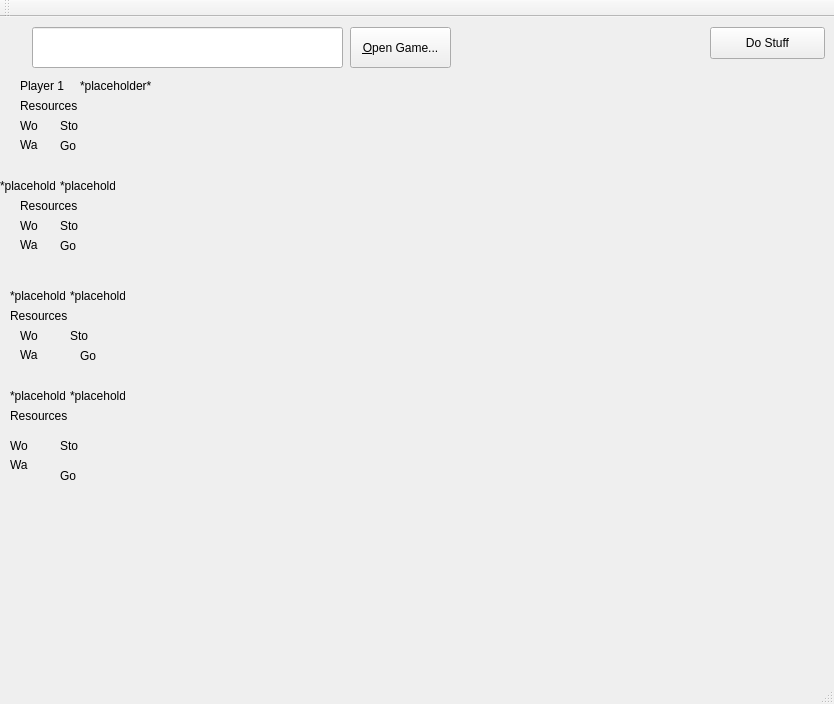
First picture: the form in road_race/roadrace.ui, repository bjuppl/roadrace, before the edit.
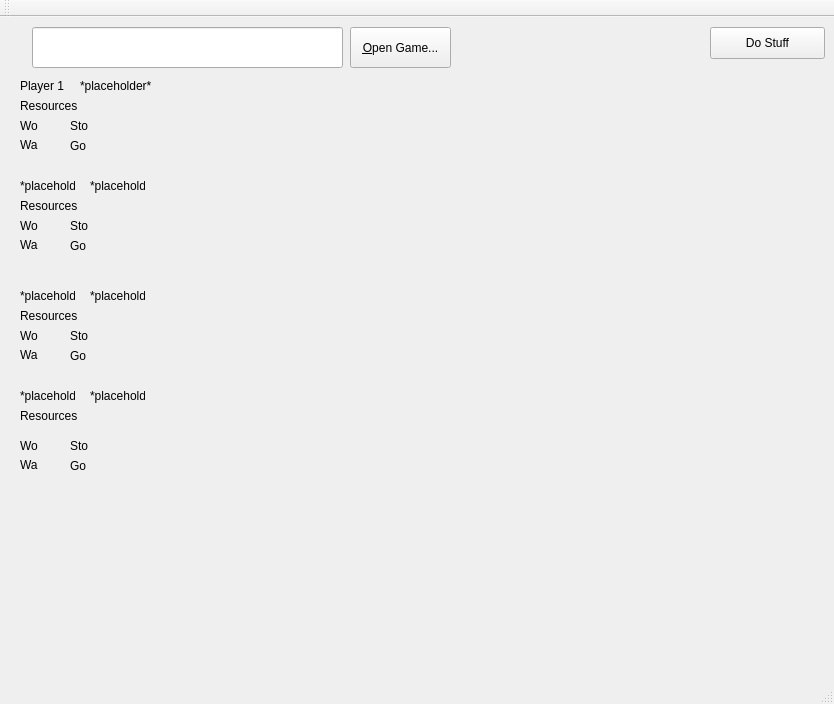
Second picture: the form after the edit.

Commit message: gui can load player info ofo on start

```diff
--- a/road_race/roadrace.ui
+++ b/road_race/roadrace.ui
@@ -82,7 +82,7 @@
    <widget class="QLabel" name="player2">
     <property name="geometry">
      <rect>
-      <x>0</x>
+      <x>20</x>
       <y>160</y>
       <width>55</width>
       <height>17</height>
@@ -95,7 +95,7 @@
    <widget class="QLabel" name="name2">
     <property name="geometry">
      <rect>
-      <x>60</x>
+      <x>90</x>
       <y>160</y>
       <width>55</width>
       <height>17</height>
@@ -108,7 +108,7 @@
    <widget class="QLabel" name="name3">
     <property name="geometry">
      <rect>
-      <x>70</x>
+      <x>90</x>
       <y>270</y>
       <width>55</width>
       <height>17</height>
@@ -121,7 +121,7 @@
    <widget class="QLabel" name="name4">
     <property name="geometry">
      <rect>
-      <x>70</x>
+      <x>90</x>
       <y>370</y>
       <width>55</width>
       <height>17</height>
@@ -134,7 +134,7 @@
    <widget class="QLabel" name="player3">
     <property name="geometry">
      <rect>
-      <x>10</x>
+      <x>20</x>
       <y>270</y>
       <width>55</width>
       <height>17</height>
@@ -147,7 +147,7 @@
    <widget class="QLabel" name="player4">
     <property name="geometry">
      <rect>
-      <x>10</x>
+      <x>20</x>
       <y>370</y>
       <width>55</width>
       <height>17</height>
@@ -186,7 +186,7 @@
    <widget class="QLabel" name="label_3">
     <property name="geometry">
      <rect>
-      <x>10</x>
+      <x>20</x>
       <y>290</y>
       <width>61</width>
       <height>17</height>
@@ -199,7 +199,7 @@
    <widget class="QLabel" name="label_4">
     <property name="geometry">
      <rect>
-      <x>10</x>
+      <x>20</x>
       <y>390</y>
       <width>61</width>
       <height>17</height>
@@ -251,7 +251,7 @@
    <widget class="QLabel" name="label_8">
     <property name="geometry">
      <rect>
-      <x>10</x>
+      <x>20</x>
       <y>420</y>
       <width>21</width>
       <height>17</height>
@@ -264,7 +264,7 @@
    <widget class="QLabel" name="label_9">
     <property name="geometry">
      <rect>
-      <x>60</x>
+      <x>70</x>
       <y>100</y>
       <width>21</width>
       <height>17</height>
@@ -316,7 +316,7 @@
    <widget class="QLabel" name="label_13">
     <property name="geometry">
      <rect>
-      <x>10</x>
+      <x>20</x>
       <y>440</y>
       <width>21</width>
       <height>16</height>
@@ -329,7 +329,7 @@
    <widget class="QLabel" name="label_14">
     <property name="geometry">
      <rect>
-      <x>60</x>
+      <x>70</x>
       <y>200</y>
       <width>21</width>
       <height>17</height>
@@ -355,7 +355,7 @@
    <widget class="QLabel" name="label_16">
     <property name="geometry">
      <rect>
-      <x>60</x>
+      <x>70</x>
       <y>420</y>
       <width>21</width>
       <height>17</height>
@@ -368,8 +368,8 @@
    <widget class="QLabel" name="label_17">
     <property name="geometry">
      <rect>
-      <x>60</x>
-      <y>450</y>
+      <x>70</x>
+      <y>440</y>
       <width>21</width>
       <height>17</height>
      </rect>
@@ -381,7 +381,7 @@
    <widget class="QLabel" name="label_18">
     <property name="geometry">
      <rect>
-      <x>80</x>
+      <x>70</x>
       <y>330</y>
       <width>21</width>
       <height>17</height>
@@ -394,7 +394,7 @@
    <widget class="QLabel" name="label_19">
     <property name="geometry">
      <rect>
-      <x>60</x>
+      <x>70</x>
       <y>220</y>
       <width>21</width>
       <height>17</height>
@@ -407,7 +407,7 @@
    <widget class="QLabel" name="label_20">
     <property name="geometry">
      <rect>
-      <x>60</x>
+      <x>70</x>
       <y>120</y>
       <width>21</width>
       <height>17</height>
@@ -421,13 +421,221 @@
     <property name="geometry">
      <rect>
       <x>170</x>
-      <y>100</y>
+      <y>60</y>
       <width>651</width>
-      <height>571</height>
+      <height>611</height>
      </rect>
     </property>
     <layout class="QGridLayout" name="gridLayout"/>
    </widget>
+   <widget class="QLabel" name="wo1">
+    <property name="geometry">
+     <rect>
+      <x>40</x>
+      <y>100</y>
+      <width>21</width>
+      <height>17</height>
+     </rect>
+    </property>
+    <property name="text">
+     <string/>
+    </property>
+   </widget>
+   <widget class="QLabel" name="wo2">
+    <property name="geometry">
+     <rect>
+      <x>40</x>
+      <y>200</y>
+      <width>21</width>
+      <height>17</height>
+     </rect>
+    </property>
+    <property name="text">
+     <string/>
+    </property>
+   </widget>
+   <widget class="QLabel" name="wo3">
+    <property name="geometry">
+     <rect>
+      <x>40</x>
+      <y>310</y>
+      <width>21</width>
+      <height>17</height>
+     </rect>
+    </property>
+    <property name="text">
+     <string/>
+    </property>
+   </widget>
+   <widget class="QLabel" name="wo4">
+    <property name="geometry">
+     <rect>
+      <x>40</x>
+      <y>420</y>
+      <width>21</width>
+      <height>17</height>
+     </rect>
+    </property>
+    <property name="text">
+     <string/>
+    </property>
+   </widget>
+   <widget class="QLabel" name="Sto4">
+    <property name="geometry">
+     <rect>
+      <x>90</x>
+      <y>420</y>
+      <width>21</width>
+      <height>17</height>
+     </rect>
+    </property>
+    <property name="text">
+     <string/>
+    </property>
+   </widget>
+   <widget class="QLabel" name="Sto3">
+    <property name="geometry">
+     <rect>
+      <x>90</x>
+      <y>310</y>
+      <width>21</width>
+      <height>17</height>
+     </rect>
+    </property>
+    <property name="text">
+     <string/>
+    </property>
+   </widget>
+   <widget class="QLabel" name="Sto2">
+    <property name="geometry">
+     <rect>
+      <x>90</x>
+      <y>200</y>
+      <width>21</width>
+      <height>17</height>
+     </rect>
+    </property>
+    <property name="text">
+     <string/>
+    </property>
+   </widget>
+   <widget class="QLabel" name="Sto1">
+    <property name="geometry">
+     <rect>
+      <x>90</x>
+      <y>100</y>
+      <width>21</width>
+      <height>17</height>
+     </rect>
+    </property>
+    <property name="text">
+     <string/>
+    </property>
+   </widget>
+   <widget class="QLabel" name="Go1">
+    <property name="geometry">
+     <rect>
+      <x>90</x>
+      <y>120</y>
+      <width>21</width>
+      <height>17</height>
+     </rect>
+    </property>
+    <property name="text">
+     <string/>
+    </property>
+   </widget>
+   <widget class="QLabel" name="Go2">
+    <property name="geometry">
+     <rect>
+      <x>90</x>
+      <y>220</y>
+      <width>21</width>
+      <height>17</height>
+     </rect>
+    </property>
+    <property name="text">
+     <string/>
+    </property>
+   </widget>
+   <widget class="QLabel" name="Go3">
+    <property name="geometry">
+     <rect>
+      <x>90</x>
+      <y>330</y>
+      <width>21</width>
+      <height>17</height>
+     </rect>
+    </property>
+    <property name="text">
+     <string/>
+    </property>
+   </widget>
+   <widget class="QLabel" name="Go4">
+    <property name="geometry">
+     <rect>
+      <x>90</x>
+      <y>440</y>
+      <width>21</width>
+      <height>17</height>
+     </rect>
+    </property>
+    <property name="text">
+     <string/>
+    </property>
+   </widget>
+   <widget class="QLabel" name="Wa4">
+    <property name="geometry">
+     <rect>
+      <x>40</x>
+      <y>440</y>
+      <width>21</width>
+      <height>17</height>
+     </rect>
+    </property>
+    <property name="text">
+     <string/>
+    </property>
+   </widget>
+   <widget class="QLabel" name="Wa3">
+    <property name="geometry">
+     <rect>
+      <x>40</x>
+      <y>330</y>
+      <width>21</width>
+      <height>17</height>
+     </rect>
+    </property>
+    <property name="text">
+     <string/>
+    </property>
+   </widget>
+   <widget class="QLabel" name="Wa2">
+    <property name="geometry">
+     <rect>
+      <x>40</x>
+      <y>220</y>
+      <width>21</width>
+      <height>17</height>
+     </rect>
+    </property>
+    <property name="text">
+     <string/>
+    </property>
+   </widget>
+   <widget class="QLabel" name="Wa1">
+    <property name="geometry">
+     <rect>
+      <x>40</x>
+      <y>120</y>
+      <width>21</width>
+      <height>17</height>
+     </rect>
+    </property>
+    <property name="text">
+     <string/>
+    </property>
+   </widget>
   </widget>
   <widget class="QToolBar" name="mainToolBar">
    <attribute name="toolBarArea">
```
The commit also changes 4 other files.
